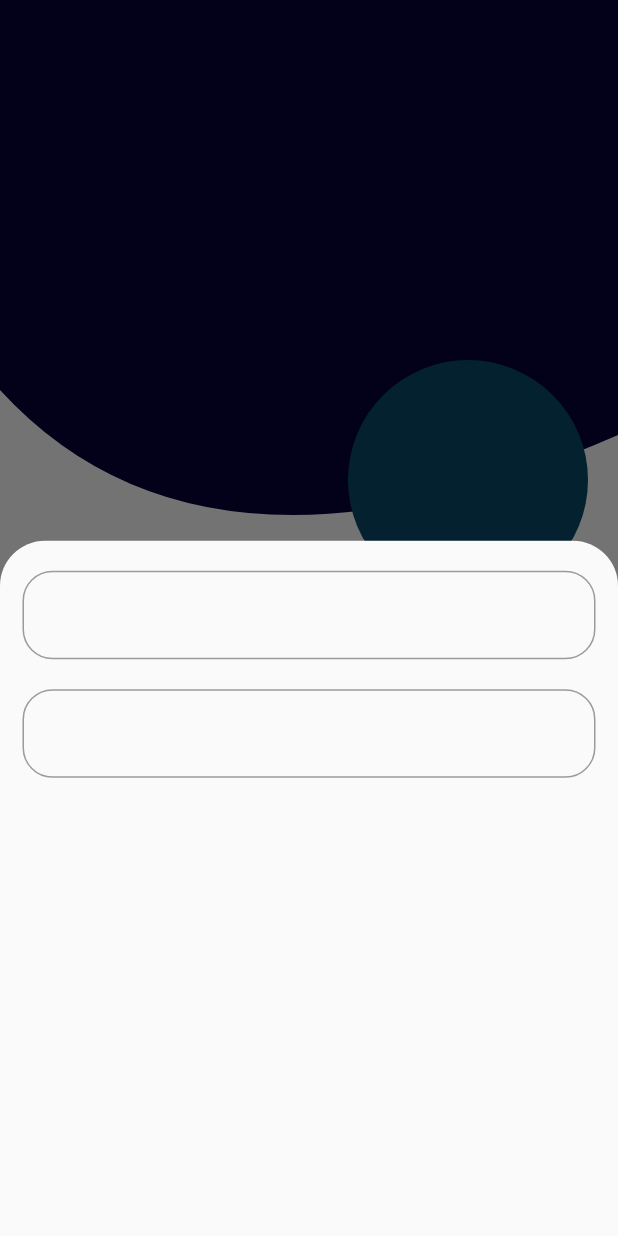
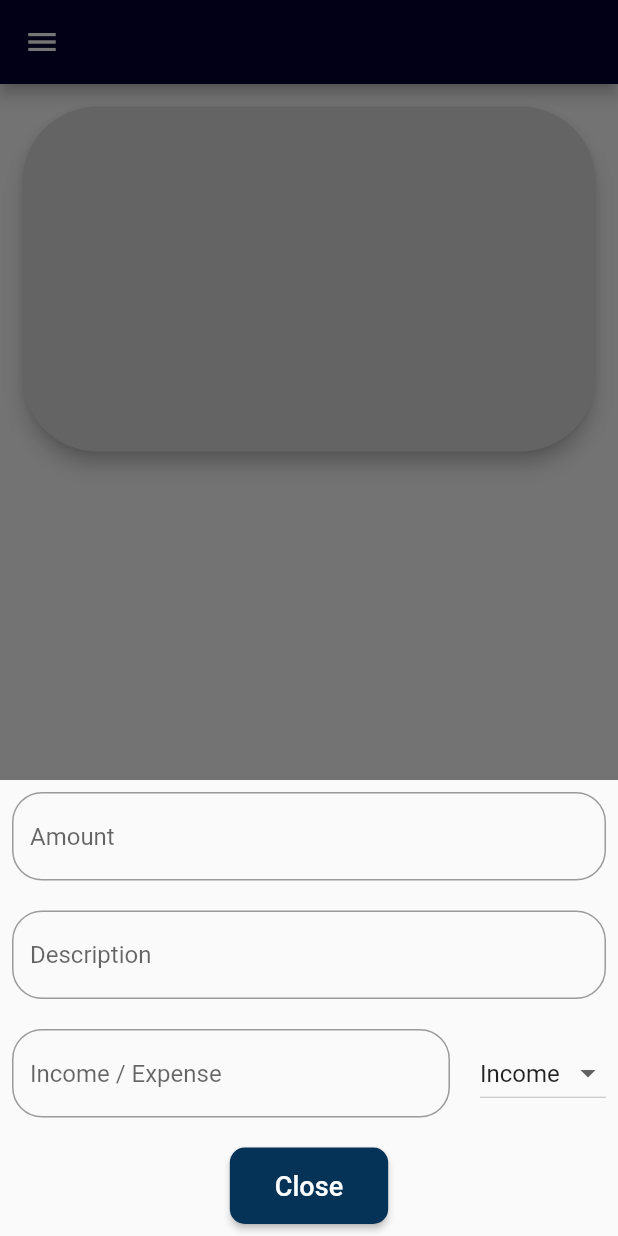
Before and after one commit to muhammed-ajmal1217/Money_managemnt, a Flutter app: the screen it shows after launch, after a tap on the "add" icon, on a phone screen of 412 x 824 dp. Run offline on Flutter 3.47's test engine with Material 2 defaults, Android fonts, the phone set to English and light mode, and no system bars.

```diff
--- a/lib/bottom_bar.dart
+++ b/lib/bottom_bar.dart
@@ -1,6 +1,7 @@
 import 'package:flutter/material.dart';
 import 'package:flutter/services.dart';
 import 'package:myapp/chart.dart';
+import 'package:myapp/controller/list_adding_widget.dart';
 import 'package:myapp/expense.dart';
 import 'package:myapp/homepage.dart';
 import 'package:myapp/income.dart';
@@ -22,7 +23,7 @@ class _BottomNavigationState extends State<BottomNavigation> {
   void initState() {
     super.initState();
     widgetOptions = [
-       HomePage(),
+      HomePage(),
       const inCome(),
       const exPense(),
       const Chart(),
@@ -95,53 +96,7 @@ class _BottomNavigationState extends State<BottomNavigation> {
                 ),
               ),
             ),
-            floatingActionButton: FloatingActionButton(
-              hoverColor: Colors.yellow,
-              focusColor: Colors.blue,
-              backgroundColor: Colors.amber,
-              shape: CircleBorder(),
-          onPressed: () {
-             showModalBottomSheet(
-              shape: RoundedRectangleBorder(
-        borderRadius: BorderRadius.only(
-          topLeft: Radius.circular(30),
-          topRight: Radius.circular(30),
-        ),
-      ),
-          context: context,
-          builder: (context) {
-            return Padding(
-              padding: const EdgeInsets.only(left: 15,right: 15),
-              child: Column(
-                children: [
-                  SizedBox(height: 20,),
-                  TextFormField(
-                    decoration: InputDecoration(border:
-                    OutlineInputBorder(
-                      borderRadius: BorderRadius.circular(20),
-                      borderSide: BorderSide(color: const Color.fromARGB(255, 4, 40, 70))
-                    )
-                    ),
-                  ),
-
-                  SizedBox(height: 20,),
-                  TextFormField(
-                    decoration: InputDecoration(border:
-                    OutlineInputBorder(
-                      borderRadius: BorderRadius.circular(20),
-                      borderSide: BorderSide(color: const Color.fromARGB(255, 4, 40, 70))
-                    )
-                    ),
-                  ),
-                ],
-              ),
-            );
-          },
-        );
-
-          },
-          child: Icon(Icons.add),
-        ),
+            floatingActionButton: ListAdding(),
         floatingActionButtonLocation: FloatingActionButtonLocation.centerDocked,
           ),
         );
--- /dev/null
+++ b/lib/controller/list_adding_widget.dart
@@ -0,0 +1,124 @@
+import 'package:flutter/material.dart';
+import 'package:myapp/provider/list_adding_provider.dart';
+import 'package:provider/provider.dart';
+
+class ListAdding extends StatelessWidget {
+  ListAdding({
+    Key? key,
+  }) : super(key: key);
+
+  TextEditingController amountController = TextEditingController();
+
+  TextEditingController descriptionController = TextEditingController();
+
+  TextEditingController categoryController = TextEditingController();
+
+  @override
+  Widget build(BuildContext context) {
+    return FloatingActionButton(
+      hoverColor: Colors.yellow,
+      focusColor: Colors.blue,
+      backgroundColor: Colors.amber,
+      shape: CircleBorder(),
+      onPressed: () {
+        showModalBottomSheet(
+          context: context,
+          builder: (BuildContext context) {
+            return ClipRRect(
+              borderRadius: BorderRadius.only(
+                topLeft: Radius.circular(20.0),
+                topRight: Radius.circular(20.0),
+              ),
+              child: Container(
+                padding: EdgeInsets.all(8.0),
+                child: Column(
+                  mainAxisSize: MainAxisSize.min,
+                  children: <Widget>[
+                    TextFormField(
+                      controller: amountController,
+                      decoration: InputDecoration(
+                        hintText: 'Amount',
+                        border: OutlineInputBorder(
+                          borderRadius: BorderRadius.circular(20),
+                        ),
+                      ),
+                    ),
+                    SizedBox(
+                      height: 20,
+                    ),
+                    TextFormField(
+                      controller: descriptionController,
+                      decoration: InputDecoration(
+                        hintText: 'Description',
+                        border: OutlineInputBorder(
+                          borderRadius: BorderRadius.circular(20),
+                        ),
+                      ),
+                    ),
+                    SizedBox(
+                      height: 20,
+                    ),
+                    Row(
+                      children: [
+                        Expanded(
+                          child: TextFormField(
+                            decoration: InputDecoration(
+                              hintText: 'Income / Expense',
+                              border: OutlineInputBorder(
+                                borderRadius: BorderRadius.circular(20),
+                              ),
+                            ),
+                          ),
+                        ),
+                        SizedBox(
+                          width: 20,
+                        ),
+                        Consumer<listAddingProvider>(
+                          builder: (context, value, child) => DropdownButton(
+                            value: value.dropdownValue,
+                            items: value.items.map((String items) {
+                              return DropdownMenuItem(
+                                  value: items, child: Text(items));
+                            }).toList(),
+                            onChanged: (newValue) {
+                              value.listAdding(newValue);
+                            },
+                          ),
+                        )
+                      ],
+                    ),
+                    SizedBox(
+                      height: 20,
+                    ),
+                    ElevatedButton(
+                      onPressed: () {
+                        Navigator.pop(context);
+                      },
+                      style: ElevatedButton.styleFrom(
+                        shape: RoundedRectangleBorder(
+                          borderRadius: BorderRadius.circular(
+                              10),
+                        ),
+                        padding: EdgeInsets.symmetric(
+                            vertical: 15,
+                            horizontal: 30),
+                        backgroundColor:
+                            const Color.fromARGB(255, 5, 50, 87),
+                      ),
+                      child: Text(
+                        'Close',
+                        style: TextStyle(
+                            fontSize: 18),
+                      ),
+                    ),
+                  ],
+                ),
+              ),
+            );
+          },
+        );
+      },
+      child: Icon(Icons.add),
+    );
+  }
+}
--- a/lib/custom_container.dart
+++ /dev/null
@@ -1,29 +0,0 @@
-import 'dart:ui';
-
-import 'package:flutter/material.dart';
-
-class MyCustomClipper extends CustomClipper<Path> {
-  @override
-  Path getClip(Size size) {
-    final path = Path();
-    path.lineTo(0, size.height - 190);
-
-    final waveControlPoint1 = Offset(size.width / 3, size.height - 40);
-    final waveEndPoint1 = Offset(size.width / 1, size.height - 160);
-    path.quadraticBezierTo(
-        waveControlPoint1.dx, waveControlPoint1.dy, waveEndPoint1.dx, waveEndPoint1.dy);
-
-    final waveControlPoint2 = Offset(size.width *  8, size.height - 150);
-    final waveEndPoint2 = Offset(size.width, size.height - 30);
-    path.quadraticBezierTo(
-        waveControlPoint2.dx, waveControlPoint2.dy, waveEndPoint2.dx, waveEndPoint2.dy);
-
-    path.lineTo(size.width, 0);
-    return path;
-  }
-
-  @override
-  bool shouldReclip(covariant CustomClipper<Path> oldClipper) {
-    return true;
-  }
-}
--- a/lib/homepage.dart
+++ b/lib/homepage.dart
@@ -1,29 +1,42 @@
 import 'package:flutter/material.dart';
-import 'package:myapp/custom_container.dart';
+import 'package:myapp/widgets/drawe.dart';
 
 class HomePage extends StatelessWidget {
-  const HomePage({super.key});
+  HomePage({Key? key});
+
+  List listItems = [];
 
   @override
   Widget build(BuildContext context) {
-    return  Scaffold(
-      body: Stack(
+    return Scaffold(
+      appBar: AppBar(
+        backgroundColor: Color.fromARGB(255, 2, 1, 48),
+      ),
+      drawer: CustomDrawer(),
+      body: Column(
         children: [
-          ClipPath(
-          clipper: MyCustomClipper(),
-          child: Container(
-          height: 450,
-          color: Color.fromARGB(255, 7, 1, 56),
+          Padding(
+              padding: const EdgeInsets.all(15.0),
+              child: Material(
+                elevation: 5,
+
+                borderRadius: BorderRadius.circular(50),
+                color: Color.fromARGB(255, 218, 218, 218),
+                child: Container(
+                  height: 230,
+                  width: double.infinity,
+                ),
+              )),
+          Expanded(
+            child: ListView.builder(
+              itemBuilder: (context, index) {
+                return ListTile(
+
+                );
+              },
+              itemCount: listItems.length,
+            ),
           ),
-
-    ),
-    Positioned(
-      top: 240,
-      right: 20,
-      child: CircleAvatar(
-        backgroundColor: Color.fromARGB(255, 7, 72, 102),
-        radius: 80,
-      )),
         ],
       ),
     );
--- a/lib/main.dart
+++ b/lib/main.dart
@@ -1,5 +1,8 @@
 import 'package:flutter/material.dart';
 import 'package:myapp/bottom_bar.dart';
+import 'package:myapp/provider/bottom_bar_provider.dart';
+import 'package:myapp/provider/list_adding_provider.dart';
+import 'package:provider/provider.dart';
 
 void main() {
   runApp(const MyApp());
@@ -9,9 +12,14 @@ class MyApp extends StatelessWidget {
   const MyApp({super.key});
   @override
   Widget build(BuildContext context) {
-    return MaterialApp(
-      debugShowCheckedModeBanner: false,
-      home: BottomNavigation()
+    return MultiProvider(
+      providers: [
+        ChangeNotifierProvider(create: (context) => listAddingProvider(),),
+      ],
+      child: MaterialApp(
+        debugShowCheckedModeBanner: false,
+        home: BottomNavigation()
+      ),
     );
   }
 }
--- a/lib/model/model.dart
+++ b/lib/model/model.dart
@@ -2,10 +2,12 @@ class Model{
   int? inCome;
   int? exPense;
   DateTime date;
+  String description;
 
   Model({
     required this.inCome,
     required this.exPense,
     required this.date,
+    required this.description,
   });
 }
--- /dev/null
+++ b/lib/provider/list_adding_provider.dart
@@ -0,0 +1,11 @@
+import 'package:flutter/material.dart';
+
+class listAddingProvider extends ChangeNotifier{
+
+  String dropdownValue = 'Income';
+  List<String> items = ['Income', 'Expense'];
+  listAdding(String? newValue){
+    dropdownValue=newValue!;
+    notifyListeners();
+  }
+}
--- /dev/null
+++ b/lib/widgets/drawe.dart
@@ -0,0 +1,38 @@
+import 'package:flutter/material.dart';
+
+class CustomDrawer extends StatelessWidget {
+  @override
+  Widget build(BuildContext context) {
+    return Drawer(
+      child: ListView(
+        padding: EdgeInsets.zero,
+        children: <Widget>[
+          DrawerHeader(
+            decoration: BoxDecoration(
+              color: Color.fromARGB(255, 2, 1, 48),
+            ),
+            child: Text(
+              'Drawer Header',
+              style: TextStyle(
+                color: Colors.white,
+                fontSize: 24,
+              ),
+            ),
+          ),
+          ListTile(
+            title: Text('Item 1'),
+            onTap: () {
+
+            },
+          ),
+          ListTile(
+            title: Text('Item 2'),
+            onTap: () {
+
+            },
+          ),
+        ],
+      ),
+    );
+  }
+}
```
Also changed, not shown: pubspec.yaml (+4 -12 lines), lib/controller/controller.dart (deleted), lib/provider/bottom_bar_provider.dart (added), pubspec.lock.
